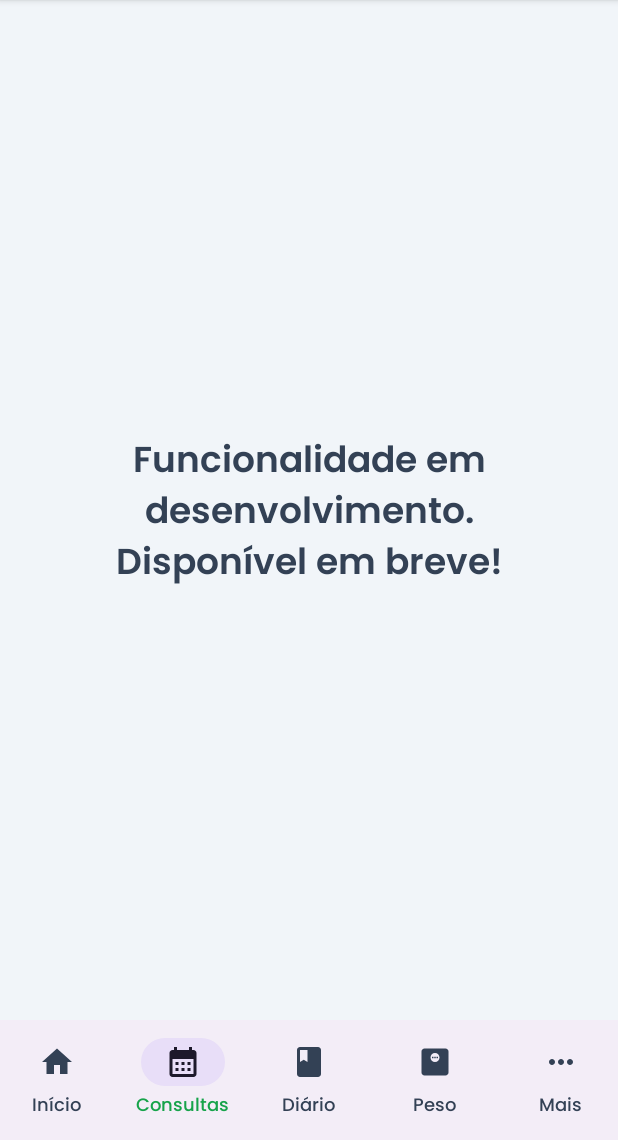
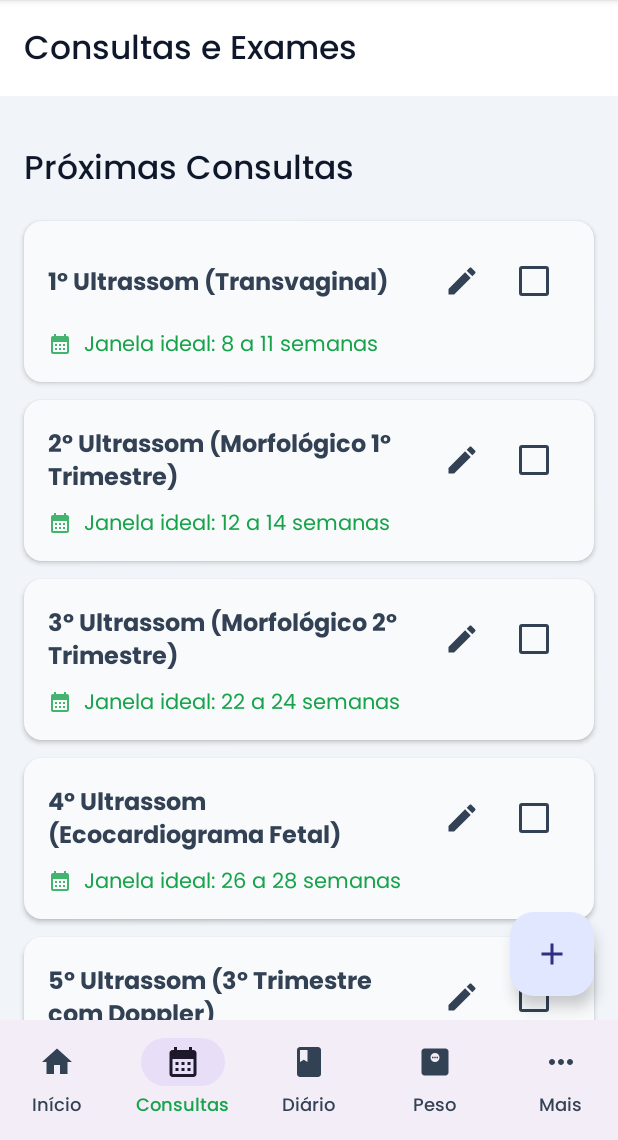
Before and after one commit to moisesgodinho/GestaHub-Android, an Android app built with Jetpack Compose: the appointments screen opened through its navigation route, on a phone screen of 412 x 824 dp, the part 96-1236 px from its top. Run offline under Robolectric (Android 15) with nearby library versions, the phone set to English and light mode, and no system bars; our stand-ins replace Firebase (no records; nobody signed in at launch, a user with empty details on screens opened directly).

Commit message:
add pagina de consultas

```diff
--- a/app/src/main/java/br/com/gestahub/MainActivity.kt
+++ b/app/src/main/java/br/com/gestahub/MainActivity.kt
@@ -1,3 +1,4 @@
+// Local: app/src/main/java/br/com/gestahub/MainActivity.kt
 package br.com.gestahub
 
 import android.os.Bundle
@@ -28,6 +29,7 @@ import androidx.navigation.compose.NavHost
 import androidx.navigation.compose.composable
 import androidx.navigation.compose.currentBackStackEntryAsState
 import androidx.navigation.compose.rememberNavController
+import br.com.gestahub.ui.appointment.AppointmentsScreen // Adicionado
 import br.com.gestahub.ui.calculator.CalculatorScreen
 import br.com.gestahub.ui.components.AppHeader
 import br.com.gestahub.ui.home.GestationalDataState
@@ -62,6 +64,7 @@ fun MainAppScreen(mainViewModel: MainViewModel, user: FirebaseUser) {
     val navController = rememberNavController()
     val navBackStackEntry by navController.currentBackStackEntryAsState()
     val currentRoute = navBackStackEntry?.destination?.route
+    val context = LocalContext.current // Contexto para o Toast
 
     val navItems = listOf(
         NavItem("Início", Icons.Default.Home, "home"),
@@ -108,13 +111,10 @@ fun MainAppScreen(mainViewModel: MainViewModel, user: FirebaseUser) {
             }
         }
     ) { innerPadding ->
-        // --- CORREÇÃO APLICADA AQUI ---
-        // O NavHost não tem mais o padding. O padding é aplicado seletivamente abaixo.
         NavHost(
             navController = navController,
             startDestination = "home"
         ) {
-            // Função auxiliar para aplicar o padding nas telas principais
             fun composableWithMainScaffoldPadding(route: String, content: @Composable () -> Unit) {
                 composable(route) {
                     Box(modifier = Modifier.padding(innerPadding)) {
@@ -137,15 +137,27 @@ fun MainAppScreen(mainViewModel: MainViewModel, user: FirebaseUser) {
                         }
                     }
                 )
-                // O LaunchedEffect foi removido daqui em correções anteriores e continua removido.
             }
 
-            composableWithMainScaffoldPadding("appointments") { ComingSoonScreen() }
+            // --- Tela de Consultas Atualizada ---
+            composableWithMainScaffoldPadding("appointments") {
+                AppointmentsScreen(
+                    onAddClick = {
+                        Toast.makeText(context, "Abrir formulário de nova consulta", Toast.LENGTH_SHORT).show()
+                        // Futuramente: navController.navigate("appointmentForm")
+                    },
+                    onEditClick = { appointment ->
+                        Toast.makeText(context, "Editar: ${appointment.title}", Toast.LENGTH_SHORT).show()
+                        // Futuramente: navController.navigate("appointmentForm/${appointment.id}")
+                    }
+                )
+            }
+            // --- Fim da Atualização ---
+
             composableWithMainScaffoldPadding("journal") { ComingSoonScreen() }
             composableWithMainScaffoldPadding("weight") { ComingSoonScreen() }
             composableWithMainScaffoldPadding("more") { ComingSoonScreen() }
 
-            // Telas que NÃO recebem o padding principal
             composable("calculator?lmp={lmp}&examDate={examDate}&weeks={weeks}&days={days}") { backStackEntry ->
                 CalculatorScreen(
                     onSaveSuccess = { navController.navigate("home") { popUpTo("home") { inclusive = true } } },
--- /dev/null
+++ b/app/src/main/java/br/com/gestahub/ui/appointment/AppointmentData.kt
@@ -0,0 +1,46 @@
+// Local: app/src/main/java/br/com/gestahub/ui/appointment/AppointmentData.kt
+package br.com.gestahub.ui.appointment
+
+object AppointmentData {
+    val ultrasoundSchedule = listOf(
+        UltrasoundAppointment(
+            id = "transvaginal",
+            name = "1º Ultrassom (Transvaginal)",
+            startWeek = 8,
+            endWeek = 11
+        ),
+        UltrasoundAppointment(
+            id = "morfologico_1",
+            name = "2º Ultrassom (Morfológico 1º Trimestre)",
+            startWeek = 12,
+            endWeek = 14
+        ),
+        UltrasoundAppointment(
+            id = "morfologico_2",
+            name = "3º Ultrassom (Morfológico 2º Trimestre)",
+            startWeek = 22,
+            endWeek = 24
+        ),
+        UltrasoundAppointment(
+            id = "ecocardiograma",
+            name = "4º Ultrassom (Ecocardiograma Fetal)",
+            startWeek = 26,
+            endWeek = 28
+        ),
+        UltrasoundAppointment(
+            id = "doppler_3",
+            name = "5º Ultrassom (3º Trimestre com Doppler)",
+            startWeek = 28,
+            endWeek = 36
+        )
+    )
+
+    val appointmentTypes = listOf(
+        "Consulta Pré-natal",
+        "Ultrassom Obstétrico",
+        "Exame de Glicemia",
+        "Ecocardiograma Fetal",
+        "Consulta com Nutricionista",
+        "Exames de Sangue",
+    )
+}
--- /dev/null
+++ b/app/src/main/java/br/com/gestahub/ui/appointment/AppointmentItem.kt
@@ -0,0 +1,125 @@
+// Local: app/src/main/java/br/com/gestahub/ui/appointment/AppointmentItem.kt
+package br.com.gestahub.ui.appointment
+
+import androidx.compose.foundation.clickable
+import androidx.compose.foundation.layout.*
+import androidx.compose.material.icons.Icons
+import androidx.compose.material.icons.filled.*
+import androidx.compose.material3.*
+import androidx.compose.runtime.Composable
+import androidx.compose.ui.Alignment
+import androidx.compose.ui.Modifier
+import androidx.compose.ui.graphics.Color
+import androidx.compose.ui.graphics.vector.ImageVector
+import androidx.compose.ui.text.font.FontWeight
+import androidx.compose.ui.unit.dp
+import java.time.LocalDate
+import java.time.format.DateTimeFormatter
+import java.util.Locale
+
+@Composable
+fun AppointmentItem(
+    appointment: Appointment,
+    onToggleDone: (Appointment) -> Unit,
+    onEdit: (Appointment) -> Unit
+) {
+    // --- CORREÇÃO APLICADA AQUI ---
+    val cardColors = if (appointment.done) {
+        CardDefaults.cardColors(
+            containerColor = MaterialTheme.colorScheme.surfaceVariant.copy(alpha = 0.5f)
+        )
+    } else if (appointment.type == AppointmentType.ULTRASOUND && (appointment as UltrasoundAppointment).isScheduled) {
+        CardDefaults.cardColors(
+            containerColor = MaterialTheme.colorScheme.tertiaryContainer
+        )
+    } else {
+        CardDefaults.cardColors(
+            containerColor = MaterialTheme.colorScheme.surfaceVariant
+        )
+    }
+
+    Card(
+        modifier = Modifier.fillMaxWidth().clickable { onEdit(appointment) },
+        colors = cardColors,
+        elevation = CardDefaults.cardElevation(defaultElevation = 2.dp)
+    ) {
+        Column(modifier = Modifier.padding(16.dp)) {
+            Row(
+                modifier = Modifier.fillMaxWidth(),
+                verticalAlignment = Alignment.CenterVertically,
+                horizontalArrangement = Arrangement.SpaceBetween
+            ) {
+                Text(
+                    text = appointment.title,
+                    style = MaterialTheme.typography.titleMedium,
+                    fontWeight = FontWeight.Bold,
+                    modifier = Modifier.weight(1f)
+                )
+                Row(verticalAlignment = Alignment.CenterVertically) {
+                    IconButton(onClick = { onEdit(appointment) }) {
+                        Icon(Icons.Default.Edit, contentDescription = "Editar")
+                    }
+                    Checkbox(
+                        // --- CORREÇÃO APLICADA AQUI ---
+                        checked = appointment.done,
+                        onCheckedChange = { onToggleDone(appointment) }
+                    )
+                }
+            }
+
+            if (!appointment.date.isNullOrBlank()) {
+                val formattedDate = LocalDate.parse(appointment.date).format(
+                    DateTimeFormatter.ofPattern("dd 'de' MMMM 'de' yyyy", Locale("pt", "BR"))
+                )
+                InfoRow(icon = Icons.Default.CalendarMonth, text = formattedDate)
+            } else if (appointment is UltrasoundAppointment) {
+                InfoRow(
+                    icon = Icons.Default.CalendarMonth,
+                    text = "Janela ideal: ${appointment.startWeek} a ${appointment.endWeek} semanas",
+                    color = MaterialTheme.colorScheme.secondary
+                )
+            }
+
+            appointment.time?.takeIf { it.isNotBlank() }?.let {
+                InfoRow(icon = Icons.Default.WatchLater, text = it)
+            }
+
+            val professional = (appointment as? ManualAppointment)?.professional ?: (appointment as? UltrasoundAppointment)?.professional
+            professional?.takeIf { it.isNotBlank() }?.let {
+                InfoRow(icon = Icons.Default.Person, text = it)
+            }
+
+            val location = (appointment as? ManualAppointment)?.location ?: (appointment as? UltrasoundAppointment)?.location
+            location?.takeIf { it.isNotBlank() }?.let {
+                InfoRow(icon = Icons.Default.LocationOn, text = it)
+            }
+
+            val notes = (appointment as? ManualAppointment)?.notes ?: (appointment as? UltrasoundAppointment)?.notes
+            if (!notes.isNullOrBlank()) {
+                Divider(modifier = Modifier.padding(vertical = 8.dp))
+                Text(
+                    text = notes,
+                    style = MaterialTheme.typography.bodyMedium,
+                    color = MaterialTheme.colorScheme.onSurfaceVariant
+                )
+            }
+        }
+    }
+}
+
+@Composable
+private fun InfoRow(icon: ImageVector, text: String, color: Color = MaterialTheme.colorScheme.onSurface) {
+    Row(
+        verticalAlignment = Alignment.CenterVertically,
+        modifier = Modifier.padding(top = 8.dp)
+    ) {
+        Icon(
+            imageVector = icon,
+            contentDescription = null,
+            modifier = Modifier.size(16.dp),
+            tint = color.copy(alpha = 0.8f)
+        )
+        Spacer(modifier = Modifier.width(8.dp))
+        Text(text = text, style = MaterialTheme.typography.bodyMedium, color = color)
+    }
+}
--- /dev/null
+++ b/app/src/main/java/br/com/gestahub/ui/appointment/AppointmentModels.kt
@@ -0,0 +1,56 @@
+// Local: app/src/main/java/br/com/gestahub/ui/appointment/AppointmentModels.kt
+package br.com.gestahub.ui.appointment
+
+import com.google.firebase.firestore.DocumentId
+
+// Interface comum para todos os tipos de compromissos
+sealed interface Appointment {
+    val id: String
+    val title: String
+    val date: String?
+    val time: String?
+    val done: Boolean // Renomeado de isDone para consistência
+    val type: AppointmentType
+}
+
+enum class AppointmentType {
+    MANUAL, ULTRASOUND
+}
+
+// Representa uma consulta ou exame adicionado manualmente pelo usuário
+data class ManualAppointment(
+    @DocumentId val documentId: String = "",
+    // --- CORREÇÃO APLICADA AQUI ---
+    override val title: String = "",
+    override val date: String? = null,
+    override val time: String? = null,
+    override val done: Boolean = false,
+    val professional: String? = null,
+    val location: String? = null,
+    val notes: String? = null
+) : Appointment {
+    override val id: String get() = documentId
+    override val type: AppointmentType get() = AppointmentType.MANUAL
+}
+
+// Representa um ultrassom do cronograma padrão
+data class UltrasoundAppointment(
+    override val id: String,
+    val name: String,
+    val startWeek: Int,
+    val endWeek: Int,
+    // Campos que o usuário pode preencher
+    val scheduledDate: String? = null,
+    val scheduledTime: String? = null,
+    val professional: String? = null,
+    val location: String? = null,
+    val notes: String? = null,
+    // --- CORREÇÃO APLICADA AQUI ---
+    override val done: Boolean = false
+) : Appointment {
+    override val title: String get() = name
+    override val date: String? get() = scheduledDate
+    override val time: String? get() = scheduledTime
+    override val type: AppointmentType get() = AppointmentType.ULTRASOUND
+    val isScheduled: Boolean get() = !scheduledDate.isNullOrBlank()
+}
--- /dev/null
+++ b/app/src/main/java/br/com/gestahub/ui/appointment/AppointmentsScreen.kt
@@ -0,0 +1,108 @@
+// Local: app/src/main/java/br/com/gestahub/ui/appointment/AppointmentsScreen.kt
+package br.com.gestahub.ui.appointment
+
+import androidx.compose.foundation.layout.Arrangement
+import androidx.compose.foundation.layout.Box
+import androidx.compose.foundation.layout.PaddingValues
+import androidx.compose.foundation.layout.fillMaxSize
+import androidx.compose.foundation.layout.padding
+import androidx.compose.foundation.lazy.LazyColumn
+import androidx.compose.foundation.lazy.items
+import androidx.compose.material.icons.Icons
+import androidx.compose.material.icons.filled.Add
+import androidx.compose.material3.CircularProgressIndicator
+import androidx.compose.material3.ExperimentalMaterial3Api
+import androidx.compose.material3.FloatingActionButton
+import androidx.compose.material3.Icon
+import androidx.compose.material3.Scaffold
+import androidx.compose.material3.Text
+import androidx.compose.material3.TopAppBar
+import androidx.compose.runtime.Composable
+import androidx.compose.runtime.collectAsState
+import androidx.compose.runtime.getValue
+import androidx.compose.ui.Alignment
+import androidx.compose.ui.Modifier
+import androidx.compose.ui.text.style.TextAlign
+import androidx.compose.ui.unit.dp
+import androidx.lifecycle.viewmodel.compose.viewModel
+
+
+@OptIn(ExperimentalMaterial3Api::class)
+@Composable
+fun AppointmentsScreen(
+    onAddClick: () -> Unit,
+    onEditClick: (Appointment) -> Unit,
+) {
+    val viewModel: AppointmentsViewModel = viewModel()
+    val uiState by viewModel.uiState.collectAsState()
+
+    Scaffold(
+        topBar = {
+            TopAppBar(title = { Text("Consultas e Exames") })
+        },
+        floatingActionButton = {
+            FloatingActionButton(onClick = onAddClick) {
+                Icon(Icons.Default.Add, contentDescription = "Adicionar Consulta")
+            }
+        }
+    ) { innerPadding ->
+        if (uiState.isLoading) {
+            Box(Modifier.fillMaxSize(), contentAlignment = Alignment.Center) {
+                CircularProgressIndicator()
+            }
+        } else {
+            LazyColumn(
+                modifier = Modifier
+                    .fillMaxSize()
+                    .padding(innerPadding),
+                contentPadding = PaddingValues(16.dp),
+                verticalArrangement = Arrangement.spacedBy(12.dp)
+            ) {
+                if (uiState.upcomingAppointments.isEmpty() && uiState.pastAppointments.isEmpty()) {
+                    item {
+                        Text(
+                            text = "Nenhuma consulta encontrada. Toque no '+' para adicionar a primeira.",
+                            modifier = Modifier.padding(32.dp),
+                            textAlign = TextAlign.Center
+                        )
+                    }
+                }
+
+                if (uiState.upcomingAppointments.isNotEmpty()) {
+                    item {
+                        SectionHeader("Próximas Consultas")
+                    }
+                    items(uiState.upcomingAppointments, key = { it.id + it.type.name }) { appointment ->
+                        AppointmentItem(
+                            appointment = appointment,
+                            onToggleDone = { viewModel.toggleDone(it) },
+                            onEdit = { onEditClick(it) }
+                        )
+                    }
+                }
+
+                if (uiState.pastAppointments.isNotEmpty()) {
+                    item {
+                        SectionHeader("Consultas Passadas")
+                    }
+                    items(uiState.pastAppointments, key = { it.id + it.type.name }) { appointment ->
+                        AppointmentItem(
+                            appointment = appointment,
+                            onToggleDone = { viewModel.toggleDone(it) },
+                            onEdit = { onEditClick(it) }
+                        )
+                    }
+                }
+            }
+        }
+    }
+}
+
+@Composable
+fun SectionHeader(title: String) {
+    Text(
+        text = title,
+        style = androidx.compose.material3.MaterialTheme.typography.titleLarge,
+        modifier = Modifier.padding(top = 16.dp, bottom = 8.dp)
+    )
+}
--- /dev/null
+++ b/app/src/main/java/br/com/gestahub/ui/appointment/AppointmentsViewModel.kt
@@ -0,0 +1,170 @@
+// Local: app/src/main/java/br/com/gestahub/ui/appointment/AppointmentsViewModel.kt
+package br.com.gestahub.ui.appointment
+
+import android.util.Log
+import androidx.lifecycle.ViewModel
+import androidx.lifecycle.viewModelScope
+import com.google.firebase.auth.ktx.auth
+import com.google.firebase.firestore.ktx.firestore
+import com.google.firebase.firestore.ktx.toObject
+import com.google.firebase.ktx.Firebase
+import kotlinx.coroutines.flow.MutableStateFlow
+import kotlinx.coroutines.flow.asStateFlow
+import kotlinx.coroutines.flow.combine
+import kotlinx.coroutines.launch
+import kotlinx.coroutines.tasks.await
+import java.time.LocalDate
+
+data class AppointmentsUiState(
+    val upcomingAppointments: List<Appointment> = emptyList(),
+    val pastAppointments: List<Appointment> = emptyList(),
+    val lmpDate: LocalDate? = null,
+    val isLoading: Boolean = true,
+    val error: String? = null
+)
+
+class AppointmentsViewModel : ViewModel() {
+    private val db = Firebase.firestore
+    private val userId = Firebase.auth.currentUser?.uid
+
+    private val _manualAppointments = MutableStateFlow<List<ManualAppointment>>(emptyList())
+    private val _ultrasoundData = MutableStateFlow<Map<String, Any>>(emptyMap())
+    private val _lmpDate = MutableStateFlow<LocalDate?>(null)
+    private val _isLoading = MutableStateFlow(true)
+    private val _error = MutableStateFlow<String?>(null)
+
+    private val _uiState = MutableStateFlow(AppointmentsUiState())
+    val uiState = _uiState.asStateFlow()
+
+    init {
+        if (userId != null) {
+            listenToData(userId)
+            observeAndCombineData()
+        } else {
+            _isLoading.value = false
+            _uiState.value = AppointmentsUiState(isLoading = false, error = "Usuário não autenticado.")
+        }
+    }
+
+    private fun listenToData(userId: String) {
+        db.collection("users").document(userId).collection("appointments")
+            .addSnapshotListener { snapshot, e ->
+                if (e != null) {
+                    _error.value = "Erro ao buscar consultas: ${e.message}"
+                    return@addSnapshotListener
+                }
+                _manualAppointments.value = snapshot?.documents?.mapNotNull { it.toObject<ManualAppointment>() } ?: emptyList()
+            }
+
+        db.collection("users").document(userId)
+            .addSnapshotListener { snapshot, e ->
+                if (e != null) {
+                    _error.value = "Erro ao buscar perfil: ${e.message}"
+                    return@addSnapshotListener
+                }
+                val profile = snapshot?.get("gestationalProfile") as? Map<*, *>
+                val lmpString = profile?.get("lmp") as? String
+                _lmpDate.value = lmpString?.let { runCatching { LocalDate.parse(it) }.getOrNull() }
+
+                val ultrasoundSchedule = profile?.get("ultrasoundSchedule") as? Map<String, Any> ?: emptyMap()
+                _ultrasoundData.value = ultrasoundSchedule
+            }
+    }
+
+    private fun observeAndCombineData() {
+        viewModelScope.launch {
+            combine(_manualAppointments, _ultrasoundData, _lmpDate) { manual, ultrasoundMap, lmp ->
+                val ultrasoundList = AppointmentData.ultrasoundSchedule.map { baseUltrasound ->
+                    val savedData = ultrasoundMap[baseUltrasound.id] as? Map<*, *>
+                    baseUltrasound.copy(
+                        scheduledDate = savedData?.get("scheduledDate") as? String,
+                        scheduledTime = savedData?.get("time") as? String,
+                        professional = savedData?.get("professional") as? String,
+                        location = savedData?.get("location") as? String,
+                        notes = savedData?.get("notes") as? String,
+                        done = savedData?.get("done") as? Boolean ?: false
+                    )
+                }
+
+                val allAppointments = (manual + ultrasoundList).filter { it.date != null || it.type == AppointmentType.ULTRASOUND }
+
+                val today = LocalDate.now()
+                val (past, upcoming) = allAppointments.partition {
+                    it.done || (it.date?.let { d -> runCatching { LocalDate.parse(d).isBefore(today) }.getOrDefault(false) } ?: false)
+                }
+
+                AppointmentsUiState(
+                    // --- CORREÇÃO APLICADA AQUI ---
+                    upcomingAppointments = upcoming.sortedWith { a, b ->
+                        val dateA = a.date
+                        val dateB = b.date
+                        when {
+                            dateA == null && dateB == null -> 0
+                            dateA == null -> 1
+                            dateB == null -> -1
+                            else -> dateA.compareTo(dateB)
+                        }
+                    },
+                    pastAppointments = past.sortedWith { a, b ->
+                        val dateA = a.date
+                        val dateB = b.date
+                        when {
+                            dateA == null && dateB == null -> 0
+                            dateA == null -> 1
+                            dateB == null -> -1
+                            else -> dateB.compareTo(dateA) // Ordem invertida
+                        }
+                    },
+                    lmpDate = lmp,
+                    isLoading = false
+                )
+            }.collect { combinedState ->
+                _uiState.value = combinedState
+            }
+        }
+    }
+
+    fun toggleDone(appointment: Appointment) = viewModelScope.launch {
+        if (userId == null) return@launch
+        val newDoneStatus = !appointment.done
+        try {
+            when (appointment) {
+                is ManualAppointment -> {
+                    val docRef = db.collection("users").document(userId)
+                        .collection("appointments").document(appointment.id)
+                    docRef.update("done", newDoneStatus).await()
+                }
+                is UltrasoundAppointment -> {
+                    val docRef = db.collection("users").document(userId)
+                    val fieldPath = "gestationalProfile.ultrasoundSchedule.${appointment.id}.done"
+                    docRef.update(fieldPath, newDoneStatus).await()
+                }
+            }
+            Log.d("ViewModel", "Status atualizado com sucesso!")
+        } catch (e: Exception) {
+            if (userId != null && appointment is UltrasoundAppointment) {
+                val docRef = db.collection("users").document(userId)
+                val ultrasoundUpdate = mapOf("done" to newDoneStatus)
+                val scheduleUpdate = mapOf(appointment.id to ultrasoundUpdate)
+                val profileUpdate = mapOf("ultrasoundSchedule" to scheduleUpdate)
+                val finalUpdate = mapOf("gestationalProfile" to profileUpdate)
+                docRef.set(finalUpdate, com.google.firebase.firestore.SetOptions.merge())
+                    .addOnSuccessListener { Log.d("ViewModel", "Status (com merge) atualizado com sucesso!") }
+                    .addOnFailureListener { fail -> _error.value = "Erro ao mesclar: ${fail.message}" }
+            } else {
+                _error.value = "Erro ao atualizar status: ${e.message}"
+            }
+        }
+    }
+
+    fun deleteAppointment(appointment: Appointment) = viewModelScope.launch {
+        if (userId == null || appointment !is ManualAppointment) return@launch
+        try {
+            val docRef = db.collection("users").document(userId)
+                .collection("appointments").document(appointment.id)
+            docRef.delete().await()
+        } catch (e: Exception) {
+            _error.value = "Erro ao deletar: ${e.message}"
+        }
+    }
+}
```
